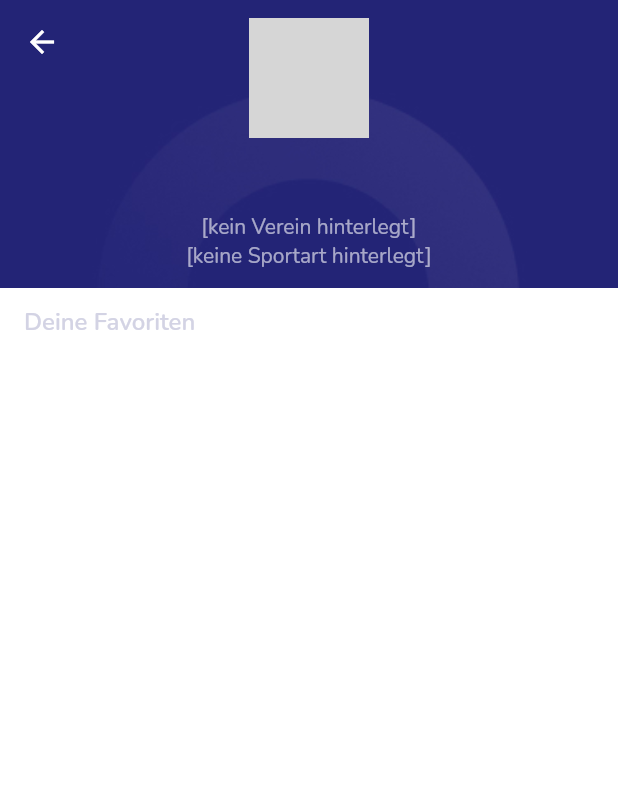
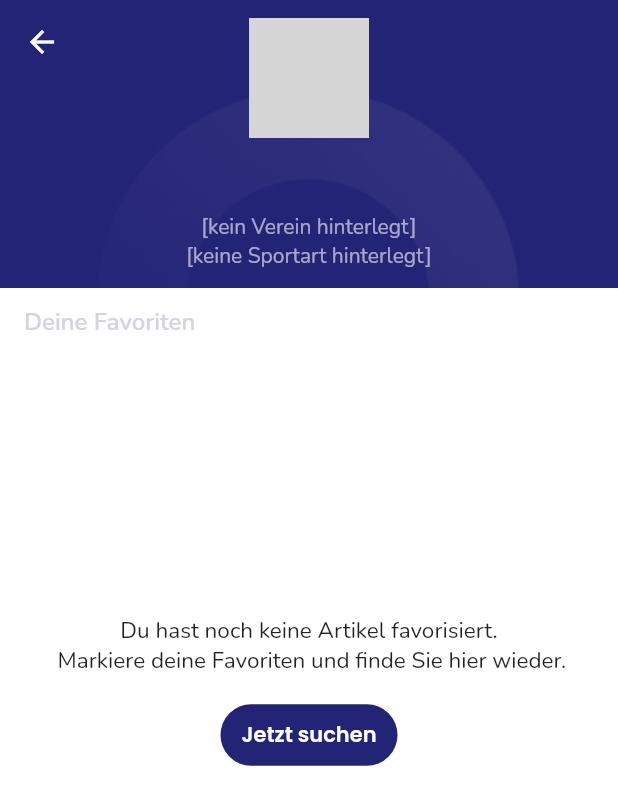
Before and after one commit to TobiasSchotter/clubtwice, a Flutter app: the ProfilePageItem screen opened directly, after a tap on the "arrow back" icon, after a tap on "Favoriten", on a phone screen of 412 x 824 dp. Shown: the top 805 px of the screen. Run offline on Flutter 3.47's test engine with Material 2 defaults, Android fonts, the phone set to English and light mode, and no system bars; our stand-ins replace carousel_slider, cloud_firestore, firebase_auth, firebase_core, firebase_storage, flutter_image_compress and 3 more; accounts and stored records are empty; network calls fail; grey boxes are pictures that could not be loaded.

Commit message:
Kein leerer Screen mehr bei leerer Liste

```diff
--- a/lib/views/screens/profile_page/profile_page_fav.dart
+++ b/lib/views/screens/profile_page/profile_page_fav.dart
@@ -1,4 +1,9 @@
+import 'package:clubtwice/constant/app_button.dart';
 import 'package:clubtwice/constant/app_color.dart';
+import 'package:clubtwice/views/screens/page_switcher.dart';
+import 'package:clubtwice/views/screens/search_page.dart';
+import 'package:clubtwice/views/screens/search_result_page.dart';
+import 'package:clubtwice/views/screens/tab_page.dart';
 import 'package:flutter/material.dart';
 import 'package:firebase_auth/firebase_auth.dart';
 import 'package:clubtwice/views/widgets/item_card.dart';
@@ -26,10 +31,12 @@ class _ProfilePageFavState extends State<ProfilePageFav> {
   final UserService userService = UserService();
   final ArticleService articleService = ArticleService();
   UserModel? userModel;
+  bool isLoading = true; // Flag zur Anzeige des Ladebildschirms
 
   @override
   void initState() {
     super.initState();
+    // Setzen Sie isLoading auf true, um den Ladebildschirm zu aktivieren.
     loadData();
   }
 
@@ -42,11 +49,11 @@ class _ProfilePageFavState extends State<ProfilePageFav> {
     List<ArticleWithId> articleList =
         await articleService.fetchArticlesByIds(favoriteArticleIds);
 
-    if (articleList.isNotEmpty) {
     setState(() {
       articlesWithID = articleList;
+      isLoading =
+          false; // Daten wurden geladen oder es gab einen Fehler, den Ladebildschirm ausblenden
     });
-    }
   }
 
   @override
@@ -76,9 +83,9 @@ class _ProfilePageFavState extends State<ProfilePageFav> {
           Container(
             padding: const EdgeInsets.symmetric(horizontal: 16, vertical: 12),
             height: 46,
-            child: Row(
+            child: const Row(
               mainAxisAlignment: MainAxisAlignment.spaceBetween,
-              children: const [
+              children: [
                 Text(
                   'Deine Favoriten',
                   style: TextStyle(
@@ -91,7 +98,13 @@ class _ProfilePageFavState extends State<ProfilePageFav> {
           ),
           Container(
             padding: const EdgeInsets.symmetric(horizontal: 16, vertical: 12),
-            child: Wrap(
+            child: isLoading
+                ? const Center(
+                    child:
+                        CircularProgressIndicator(), // Ladebildschirm anzeigen
+                  )
+                : articlesWithID.isNotEmpty
+                    ? Wrap(
                         spacing: 16,
                         runSpacing: 16,
                         children: List.generate(
@@ -101,6 +114,29 @@ class _ProfilePageFavState extends State<ProfilePageFav> {
                             articleId: articlesWithID[index].id,
                           ),
                         ),
+                      )
+                    : Center(
+                        child: Column(
+                          mainAxisAlignment: MainAxisAlignment.center,
+                          children: [
+                            Container(height: 160),
+                            const Text(
+                              "Du hast noch keine Artikel favorisiert. \n Markiere deine Favoriten und finde Sie hier wieder.",
+                              textAlign: TextAlign.center,
+                              style: TextStyle(fontSize: 15),
+                            ),
+                            const SizedBox(height: 16),
+                            CustomButton(
+                              onPressed: () {
+                                Navigator.of(context).push(MaterialPageRoute(
+                                    builder: (context) => SearchResultPage(
+                                          searchKeyword: '',
+                                        )));
+                              },
+                              buttonText: 'Jetzt suchen',
+                            ),
+                          ],
+                        ),
                       ),
           )
         ],
--- a/lib/views/screens/profile_page/profile_page_item.dart
+++ b/lib/views/screens/profile_page/profile_page_item.dart
@@ -6,6 +6,7 @@ import 'package:clubtwice/views/widgets/item_card.dart';
 import 'package:flutter/services.dart';
 import 'package:clubtwice/core/services/articles_service.dart';
 import 'package:clubtwice/core/services/user_service.dart';
+import '../../../constant/app_button.dart';
 import '../../widgets/profile_tile_widget.dart';
 import 'package:clubtwice/core/model/UserModel.dart';
 
@@ -32,6 +33,7 @@ class _ProfilePageItemState extends State<ProfilePageItem> {
   final UserService userService = UserService();
   final ArticleService articleService = ArticleService();
   UserModel? userModel;
+  bool isLoading = true;
 
   @override
   void initState() {
@@ -51,11 +53,10 @@ class _ProfilePageItemState extends State<ProfilePageItem> {
     List<ArticleWithId> articleList =
         await articleService.fetchUserArticles(searchTerm, widget.user!.uid);
 
-    if (articleList.isNotEmpty) {
     setState(() {
       articlesWithID = articleList;
+      isLoading = false;
     });
-    }
   }
 
   @override
@@ -92,9 +93,9 @@ class _ProfilePageItemState extends State<ProfilePageItem> {
               vertical: 12,
             ),
             height: 46,
-            child: Row(
+            child: const Row(
               mainAxisAlignment: MainAxisAlignment.spaceBetween,
-              children: const [
+              children: [
                 Text(
                   'Deine Anzeigen',
                   style: TextStyle(
@@ -107,7 +108,13 @@ class _ProfilePageItemState extends State<ProfilePageItem> {
           ),
           Container(
             padding: const EdgeInsets.symmetric(horizontal: 16, vertical: 12),
-            child: Wrap(
+            child: isLoading
+                ? const Center(
+                    child:
+                        CircularProgressIndicator(), // Ladebildschirm anzeigen
+                  )
+                : articlesWithID.isNotEmpty
+                    ? Wrap(
                         spacing: 16,
                         runSpacing: 16,
                         children: List.generate(
@@ -117,6 +124,29 @@ class _ProfilePageItemState extends State<ProfilePageItem> {
                             articleId: articlesWithID[index].id,
                           ),
                         ),
+                      )
+                    : Center(
+                        child: Column(
+                          mainAxisAlignment: MainAxisAlignment.center,
+                          children: [
+                            Container(height: 160),
+                            const Text(
+                              "Du hast noch keine Artikel eingestellt. \n Verkaufe jetzt deine Artikel hier.",
+                              textAlign: TextAlign.center,
+                              style: TextStyle(fontSize: 15),
+                            ),
+                            const SizedBox(height: 16),
+                            CustomButton(
+                              onPressed: () {
+                                Navigator.of(context).push(MaterialPageRoute(
+                                    builder: (context) => const PageSwitcher(
+                                          selectedIndex: 2,
+                                        )));
+                              },
+                              buttonText: 'Jetzt verkaufen',
+                            ),
+                          ],
+                        ),
                       ),
           )
         ],
```
Lines whose indentation alone changed are shown as unchanged.
